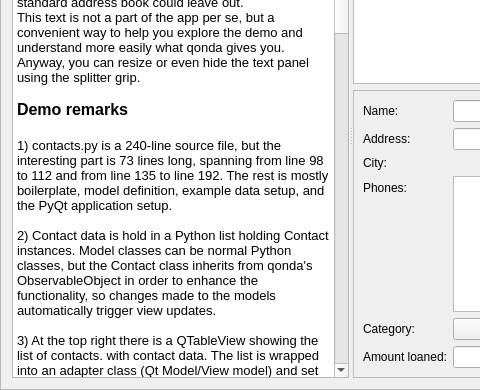
First picture: the form in docs/contacts/contacts.ui, repository shulai/qonda, before the edit; both pictures show x 0 to 480 and y 120 to 510 of the 847 by 510 pixel window.
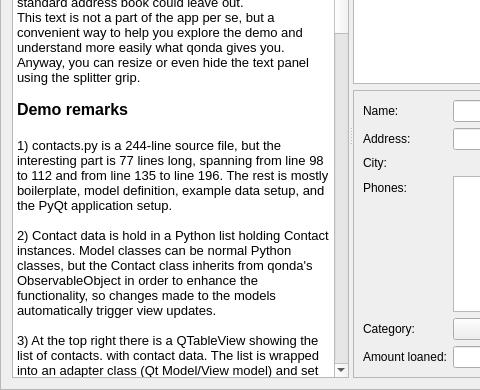
Second picture: the form after the edit. Custom widgets are drawn as their Qt base class.

Commit message: Update contacts example.

```diff
--- a/docs/contacts/contacts.ui
+++ b/docs/contacts/contacts.ui
@@ -30,40 +30,40 @@
        <string>&lt;!DOCTYPE HTML PUBLIC &quot;-//W3C//DTD HTML 4.0//EN&quot; &quot;http://www.w3.org/TR/REC-html40/strict.dtd&quot;&gt;
 &lt;html&gt;&lt;head&gt;&lt;meta name=&quot;qrichtext&quot; content=&quot;1&quot; /&gt;&lt;style type=&quot;text/css&quot;&gt;
 p, li { white-space: pre-wrap; }
-&lt;/style&gt;&lt;/head&gt;&lt;body style=&quot; font-family:'DejaVu Sans'; font-size:9pt; font-weight:400; font-style:normal;&quot;&gt;
+&lt;/style&gt;&lt;/head&gt;&lt;body style=&quot; font-family:'Ubuntu'; font-size:10pt; font-weight:400; font-style:normal;&quot;&gt;
 &lt;p align=&quot;center&quot; style=&quot; margin-top:0px; margin-bottom:0px; margin-left:0px; margin-right:0px; -qt-block-indent:0; text-indent:0px;&quot;&gt;&lt;span style=&quot; font-family:'Sans Serif'; font-size:14pt;&quot;&gt;Qonda example/demo app: &lt;/span&gt;&lt;span style=&quot; font-family:'Sans Serif'; font-size:14pt; font-weight:600;&quot;&gt;Contacts&lt;/span&gt;&lt;/p&gt;
 &lt;p align=&quot;center&quot; style=&quot;-qt-paragraph-type:empty; margin-top:0px; margin-bottom:0px; margin-left:0px; margin-right:0px; -qt-block-indent:0; text-indent:0px; font-family:'Sans Serif'; font-size:14pt; font-weight:600;&quot;&gt;&lt;br /&gt;&lt;/p&gt;
-&lt;p style=&quot; margin-top:0px; margin-bottom:0px; margin-left:0px; margin-right:0px; -qt-block-indent:0; text-indent:0px;&quot;&gt;&lt;span style=&quot; font-family:'Sans Serif'; font-size:10pt;&quot;&gt;The app is kind of a moneylender address book, being the loan thing an excuse to exercise some features a standard address book could leave out.&lt;/span&gt;&lt;/p&gt;
-&lt;p style=&quot; margin-top:0px; margin-bottom:0px; margin-left:0px; margin-right:0px; -qt-block-indent:0; text-indent:0px;&quot;&gt;&lt;span style=&quot; font-family:'Sans Serif'; font-size:10pt;&quot;&gt;This text is not a part of the app per se, but a convenient way to help you explore the demo and understand more easily what qonda gives you. Anyway, you can resize or even hide the text panel using the splitter grip.&lt;/span&gt;&lt;/p&gt;
-&lt;p style=&quot;-qt-paragraph-type:empty; margin-top:0px; margin-bottom:0px; margin-left:0px; margin-right:0px; -qt-block-indent:0; text-indent:0px; font-family:'Sans Serif'; font-size:10pt;&quot;&gt;&lt;br /&gt;&lt;/p&gt;
+&lt;p style=&quot; margin-top:0px; margin-bottom:0px; margin-left:0px; margin-right:0px; -qt-block-indent:0; text-indent:0px;&quot;&gt;&lt;span style=&quot; font-family:'Sans Serif';&quot;&gt;The app is kind of a moneylender address book, being the loan thing an excuse to exercise some features a standard address book could leave out.&lt;/span&gt;&lt;/p&gt;
+&lt;p style=&quot; margin-top:0px; margin-bottom:0px; margin-left:0px; margin-right:0px; -qt-block-indent:0; text-indent:0px;&quot;&gt;&lt;span style=&quot; font-family:'Sans Serif';&quot;&gt;This text is not a part of the app per se, but a convenient way to help you explore the demo and understand more easily what qonda gives you. Anyway, you can resize or even hide the text panel using the splitter grip.&lt;/span&gt;&lt;/p&gt;
+&lt;p style=&quot;-qt-paragraph-type:empty; margin-top:0px; margin-bottom:0px; margin-left:0px; margin-right:0px; -qt-block-indent:0; text-indent:0px; font-family:'Sans Serif';&quot;&gt;&lt;br /&gt;&lt;/p&gt;
 &lt;p style=&quot; margin-top:0px; margin-bottom:0px; margin-left:0px; margin-right:0px; -qt-block-indent:0; text-indent:0px;&quot;&gt;&lt;span style=&quot; font-family:'Sans Serif'; font-size:12pt; font-weight:600;&quot;&gt;Demo remarks&lt;/span&gt;&lt;/p&gt;
 &lt;p style=&quot;-qt-paragraph-type:empty; margin-top:0px; margin-bottom:0px; margin-left:0px; margin-right:0px; -qt-block-indent:0; text-indent:0px; font-family:'Sans Serif'; font-size:12pt; font-weight:600;&quot;&gt;&lt;br /&gt;&lt;/p&gt;
-&lt;p style=&quot; margin-top:0px; margin-bottom:0px; margin-left:0px; margin-right:0px; -qt-block-indent:0; text-indent:0px;&quot;&gt;&lt;span style=&quot; font-family:'Sans Serif'; font-size:10pt;&quot;&gt;1) contacts.py is a 240-line source file, but the interesting part is 73 lines long, spanning from line 98 to 112 and from line 135 to line 192. The rest is mostly boilerplate, model definition, example data setup, and the PyQt application setup.&lt;/span&gt;&lt;/p&gt;
-&lt;p style=&quot;-qt-paragraph-type:empty; margin-top:0px; margin-bottom:0px; margin-left:0px; margin-right:0px; -qt-block-indent:0; text-indent:0px; font-family:'Sans Serif'; font-size:10pt;&quot;&gt;&lt;br /&gt;&lt;/p&gt;
-&lt;p style=&quot; margin-top:0px; margin-bottom:0px; margin-left:0px; margin-right:0px; -qt-block-indent:0; text-indent:0px;&quot;&gt;&lt;span style=&quot; font-family:'Sans Serif'; font-size:10pt;&quot;&gt;2) Contact data is hold in a Python list holding Contact instances. Model classes can be normal Python classes, but the Contact class inherits from qonda's ObservableObject in order to enhance the functionality, so changes made to the models automatically trigger view updates.&lt;/span&gt;&lt;/p&gt;
-&lt;p style=&quot;-qt-paragraph-type:empty; margin-top:0px; margin-bottom:0px; margin-left:0px; margin-right:0px; -qt-block-indent:0; text-indent:0px; font-family:'Sans Serif'; font-size:10pt;&quot;&gt;&lt;br /&gt;&lt;/p&gt;
-&lt;p style=&quot; margin-top:0px; margin-bottom:0px; margin-left:0px; margin-right:0px; -qt-block-indent:0; text-indent:0px;&quot;&gt;&lt;span style=&quot; font-family:'Sans Serif'; font-size:10pt;&quot;&gt;3) At the top right there is a QTableView showing the list of contacts. with contact data. The list is wrapped into an adapter class (Qt Model/View model) and set as the QTableView model. Code required: 5 sentences in lines 152-167, including metadata declaration. The QTableView is promoted into a qonda.widgets.views.TableView, that implements inline row appending and deleting using Ctrl+Insert and Ctrl+Delete.&lt;/span&gt;&lt;/p&gt;
-&lt;p style=&quot;-qt-paragraph-type:empty; margin-top:0px; margin-bottom:0px; margin-left:0px; margin-right:0px; -qt-block-indent:0; text-indent:0px; font-family:'Sans Serif'; font-size:10pt;&quot;&gt;&lt;br /&gt;&lt;/p&gt;
-&lt;p style=&quot; margin-top:0px; margin-bottom:0px; margin-left:0px; margin-right:0px; -qt-block-indent:0; text-indent:0px;&quot;&gt;&lt;span style=&quot; font-family:'Sans Serif'; font-size:10pt;&quot;&gt;4) Below the table is a form showing the full contact data of the selected row. The form is set up using a mapper (2 sentences, lines 143-149), plus setting the contact and phone list adapters (setEditorModel(), 5 sentences in lines 173-184, including column metadata declaration). The mapper isn't a standard QDataWidgetMapper but an enhanced Qonda DataWidgetMapper.&lt;/span&gt;&lt;/p&gt;
-&lt;p style=&quot;-qt-paragraph-type:empty; margin-top:0px; margin-bottom:0px; margin-left:0px; margin-right:0px; -qt-block-indent:0; text-indent:0px; font-family:'Sans Serif'; font-size:10pt;&quot;&gt;&lt;br /&gt;&lt;/p&gt;
-&lt;p style=&quot; margin-top:0px; margin-bottom:0px; margin-left:0px; margin-right:0px; -qt-block-indent:0; text-indent:0px;&quot;&gt;&lt;span style=&quot; font-family:'Sans Serif'; font-size:10pt;&quot;&gt;5) Metadata can be set either in the adapter creation as in (4) and (5) or in the model class (lines 98 to 112), being the latter recommended as is automatically used by all the adapters that have the class attribute set. If metadata is set in both places, the adapter combines both. &lt;/span&gt;&lt;/p&gt;
-&lt;p style=&quot;-qt-paragraph-type:empty; margin-top:0px; margin-bottom:0px; margin-left:0px; margin-right:0px; -qt-block-indent:0; text-indent:0px; font-family:'Sans Serif'; font-size:10pt;&quot;&gt;&lt;br /&gt;&lt;/p&gt;
-&lt;p style=&quot; margin-top:0px; margin-bottom:0px; margin-left:0px; margin-right:0px; -qt-block-indent:0; text-indent:0px;&quot;&gt;&lt;span style=&quot; font-family:'Sans Serif'; font-size:10pt;&quot;&gt;6) If you click on the contact list, the contents of the form shows the selected contact data. The link between the table and the form is done in a 2-line slot connected to the clicked signal of the table. The slot calls setEditorModel() as in (4).&lt;/span&gt;&lt;/p&gt;
-&lt;p style=&quot;-qt-paragraph-type:empty; margin-top:0px; margin-bottom:0px; margin-left:0px; margin-right:0px; -qt-block-indent:0; text-indent:0px; font-family:'Sans Serif'; font-size:10pt;&quot;&gt;&lt;br /&gt;&lt;/p&gt;
-&lt;p style=&quot; margin-top:0px; margin-bottom:0px; margin-left:0px; margin-right:0px; -qt-block-indent:0; text-indent:0px;&quot;&gt;&lt;span style=&quot; font-family:'Sans Serif'; font-size:10pt;&quot;&gt;7) You can edit values in the table, and the changes propagates automatically to the form. This is not done using Qt Model/View but being Contact an ObservableObject, because for Qt the table and the form have different models.&lt;/span&gt;&lt;/p&gt;
-&lt;p style=&quot;-qt-paragraph-type:empty; margin-top:0px; margin-bottom:0px; margin-left:0px; margin-right:0px; -qt-block-indent:0; text-indent:0px; font-family:'Sans Serif'; font-size:10pt;&quot;&gt;&lt;br /&gt;&lt;/p&gt;
-&lt;p style=&quot; margin-top:0px; margin-bottom:0px; margin-left:0px; margin-right:0px; -qt-block-indent:0; text-indent:0px;&quot;&gt;&lt;span style=&quot; font-family:'Sans Serif'; font-size:10pt;&quot;&gt;8) The &amp;quot;Phones&amp;quot; column in the table is not editable. Both flags and a sensible selection of metadata attributes are optionally functional. e.g. you could declare the attribute either as a constant or using a lambda or another function and return the proper value according the entity value. The value of the phones column is a subclass of list named Phones that implements a proper __unicode__ (or __str__ in Python 3) method.&lt;/span&gt;&lt;/p&gt;
-&lt;p style=&quot;-qt-paragraph-type:empty; margin-top:0px; margin-bottom:0px; margin-left:0px; margin-right:0px; -qt-block-indent:0; text-indent:0px; font-family:'Sans Serif'; font-size:10pt;&quot;&gt;&lt;br /&gt;&lt;/p&gt;
-&lt;p style=&quot; margin-top:0px; margin-bottom:0px; margin-left:0px; margin-right:0px; -qt-block-indent:0; text-indent:0px;&quot;&gt;&lt;span style=&quot; font-family:'Sans Serif'; font-size:10pt;&quot;&gt;9) Change the category of the contact and/or the type of the phone numbers. Both list of options are made of tuples of strings, being strings for the sake of simplicity, could be arbitrary objects able to render an Unicode representation (e.g. have __unicode__ method). Picking an options set the value of the attribute to the selected object. Setting the list of options for the combos takes 2 and 3 lines respectively.&lt;/span&gt;&lt;/p&gt;
-&lt;p style=&quot;-qt-paragraph-type:empty; margin-top:0px; margin-bottom:0px; margin-left:0px; margin-right:0px; -qt-block-indent:0; text-indent:0px; font-family:'Sans Serif'; font-size:10pt;&quot;&gt;&lt;br /&gt;&lt;/p&gt;
-&lt;p style=&quot; margin-top:0px; margin-bottom:0px; margin-left:0px; margin-right:0px; -qt-block-indent:0; text-indent:0px;&quot;&gt;&lt;span style=&quot; font-family:'Sans Serif'; font-size:10pt;&quot;&gt;10) Click on the city name, and type the name, or part of the name of a city, if a single city is found for the input, the city becomes the new value of the attribute. If several alternatives are available (try &amp;quot;B&amp;quot;, &amp;quot;L&amp;quot; or &amp;quot;M&amp;quot;) a menu pops up with the options. As with the combos, the cities are strings but could be any object with Unicode representation. The LookupWidget is a handy widget for settings associations. The lookup function is external to the widget, allowing to do any kind of search.&lt;/span&gt;&lt;/p&gt;
-&lt;p style=&quot;-qt-paragraph-type:empty; margin-top:0px; margin-bottom:0px; margin-left:0px; margin-right:0px; -qt-block-indent:0; text-indent:0px; font-family:'Sans Serif'; font-size:10pt;&quot;&gt;&lt;br /&gt;&lt;/p&gt;
-&lt;p style=&quot; margin-top:0px; margin-bottom:0px; margin-left:0px; margin-right:0px; -qt-block-indent:0; text-indent:0px;&quot;&gt;&lt;span style=&quot; font-family:'Sans Serif'; font-size:10pt;&quot;&gt;11) Try adding a new telephone number in the phone table. Adding items is transparent. Deleting and inserting is not currently implemented, but should be and easy addition.&lt;/span&gt;&lt;/p&gt;
-&lt;p style=&quot;-qt-paragraph-type:empty; margin-top:0px; margin-bottom:0px; margin-left:0px; margin-right:0px; -qt-block-indent:0; text-indent:0px; font-family:'Sans Serif'; font-size:10pt;&quot;&gt;&lt;br /&gt;&lt;/p&gt;
-&lt;p style=&quot; margin-top:0px; margin-bottom:0px; margin-left:0px; margin-right:0px; -qt-block-indent:0; text-indent:0px;&quot;&gt;&lt;span style=&quot; font-family:'Sans Serif'; font-size:10pt;&quot;&gt;12) Try different values for the amount loaned, say 0, 50, 120. The formatter and parser provided in the metadata formats the number properly and parse it back into a Python float. Also, metadata is set with lambdas so background turns yellow if the value reachs 50, and the font turns bold and red if the value reach 100. While the same metadata is set in both model adapters, both detail in both views are updated regardless which you update.&lt;/span&gt;&lt;/p&gt;
-&lt;p style=&quot;-qt-paragraph-type:empty; margin-top:0px; margin-bottom:0px; margin-left:0px; margin-right:0px; -qt-block-indent:0; text-indent:0px; font-family:'Sans Serif'; font-size:10pt;&quot;&gt;&lt;br /&gt;&lt;/p&gt;
-&lt;p style=&quot; margin-top:0px; margin-bottom:0px; margin-left:0px; margin-right:0px; -qt-block-indent:0; text-indent:0px;&quot;&gt;&lt;span style=&quot; font-family:'Sans Serif'; font-size:10pt;&quot;&gt;13) Click on the clear button. Again, the value clears in both views including colors and font.&lt;/span&gt;&lt;/p&gt;
-&lt;p style=&quot;-qt-paragraph-type:empty; margin-top:0px; margin-bottom:0px; margin-left:0px; margin-right:0px; -qt-block-indent:0; text-indent:0px; font-family:'Sans Serif'; font-size:10pt;&quot;&gt;&lt;br /&gt;&lt;/p&gt;&lt;/body&gt;&lt;/html&gt;</string>
+&lt;p style=&quot; margin-top:0px; margin-bottom:0px; margin-left:0px; margin-right:0px; -qt-block-indent:0; text-indent:0px;&quot;&gt;&lt;span style=&quot; font-family:'Sans Serif';&quot;&gt;1) contacts.py is a 244-line source file, but the interesting part is 77 lines long, spanning from line 98 to 112 and from line 135 to line 196. The rest is mostly boilerplate, model definition, example data setup, and the PyQt application setup.&lt;/span&gt;&lt;/p&gt;
+&lt;p style=&quot;-qt-paragraph-type:empty; margin-top:0px; margin-bottom:0px; margin-left:0px; margin-right:0px; -qt-block-indent:0; text-indent:0px; font-family:'Sans Serif';&quot;&gt;&lt;br /&gt;&lt;/p&gt;
+&lt;p style=&quot; margin-top:0px; margin-bottom:0px; margin-left:0px; margin-right:0px; -qt-block-indent:0; text-indent:0px;&quot;&gt;&lt;span style=&quot; font-family:'Sans Serif';&quot;&gt;2) Contact data is hold in a Python list holding Contact instances. Model classes can be normal Python classes, but the Contact class inherits from qonda's ObservableObject in order to enhance the functionality, so changes made to the models automatically trigger view updates.&lt;/span&gt;&lt;/p&gt;
+&lt;p style=&quot;-qt-paragraph-type:empty; margin-top:0px; margin-bottom:0px; margin-left:0px; margin-right:0px; -qt-block-indent:0; text-indent:0px; font-family:'Sans Serif';&quot;&gt;&lt;br /&gt;&lt;/p&gt;
+&lt;p style=&quot; margin-top:0px; margin-bottom:0px; margin-left:0px; margin-right:0px; -qt-block-indent:0; text-indent:0px;&quot;&gt;&lt;span style=&quot; font-family:'Sans Serif';&quot;&gt;3) At the top right there is a QTableView showing the list of contacts. with contact data. The list is wrapped into an adapter class (Qt Model/View model) and set as the QTableView model. Code required: 5 sentences in lines 152-169, including metadata declaration. The QTableView is promoted into a qonda.widgets.views.TableView, that implements inline row appending and deleting using Ctrl+Insert and Ctrl+Delete.&lt;/span&gt;&lt;/p&gt;
+&lt;p style=&quot;-qt-paragraph-type:empty; margin-top:0px; margin-bottom:0px; margin-left:0px; margin-right:0px; -qt-block-indent:0; text-indent:0px; font-family:'Sans Serif';&quot;&gt;&lt;br /&gt;&lt;/p&gt;
+&lt;p style=&quot; margin-top:0px; margin-bottom:0px; margin-left:0px; margin-right:0px; -qt-block-indent:0; text-indent:0px;&quot;&gt;&lt;span style=&quot; font-family:'Sans Serif';&quot;&gt;4) Below the table is a form showing the full contact data of the selected row. The form is set up using a mapper (2 sentences, lines 143-149), plus setting the contact and phone list adapters (setEditorModel(), 5 sentences in lines 175-186, including column metadata declaration). The mapper isn't a standard QDataWidgetMapper but an enhanced Qonda DataWidgetMapper.&lt;/span&gt;&lt;/p&gt;
+&lt;p style=&quot;-qt-paragraph-type:empty; margin-top:0px; margin-bottom:0px; margin-left:0px; margin-right:0px; -qt-block-indent:0; text-indent:0px; font-family:'Sans Serif';&quot;&gt;&lt;br /&gt;&lt;/p&gt;
+&lt;p style=&quot; margin-top:0px; margin-bottom:0px; margin-left:0px; margin-right:0px; -qt-block-indent:0; text-indent:0px;&quot;&gt;&lt;span style=&quot; font-family:'Sans Serif';&quot;&gt;5) Metadata can be set either in the adapter creation as in (4) and (5) or in the model class (lines 98 to 112), being the latter recommended as is automatically used by all the adapters that have the class attribute set. If metadata is set in both places, the adapter combines both. &lt;/span&gt;&lt;/p&gt;
+&lt;p style=&quot;-qt-paragraph-type:empty; margin-top:0px; margin-bottom:0px; margin-left:0px; margin-right:0px; -qt-block-indent:0; text-indent:0px; font-family:'Sans Serif';&quot;&gt;&lt;br /&gt;&lt;/p&gt;
+&lt;p style=&quot; margin-top:0px; margin-bottom:0px; margin-left:0px; margin-right:0px; -qt-block-indent:0; text-indent:0px;&quot;&gt;&lt;span style=&quot; font-family:'Sans Serif';&quot;&gt;6) If you click on the contact list, the contents of the form shows the selected contact data. The link between the table and the form is done in a 2-line slot connected to the clicked signal of the table. The slot calls setEditorModel() as in (4).&lt;/span&gt;&lt;/p&gt;
+&lt;p style=&quot;-qt-paragraph-type:empty; margin-top:0px; margin-bottom:0px; margin-left:0px; margin-right:0px; -qt-block-indent:0; text-indent:0px; font-family:'Sans Serif';&quot;&gt;&lt;br /&gt;&lt;/p&gt;
+&lt;p style=&quot; margin-top:0px; margin-bottom:0px; margin-left:0px; margin-right:0px; -qt-block-indent:0; text-indent:0px;&quot;&gt;&lt;span style=&quot; font-family:'Sans Serif';&quot;&gt;7) You can edit values in the table, and the changes propagates automatically to the form. This is not done using Qt Model/View but being Contact an ObservableObject, because for Qt the table and the form have different models.&lt;/span&gt;&lt;/p&gt;
+&lt;p style=&quot;-qt-paragraph-type:empty; margin-top:0px; margin-bottom:0px; margin-left:0px; margin-right:0px; -qt-block-indent:0; text-indent:0px; font-family:'Sans Serif';&quot;&gt;&lt;br /&gt;&lt;/p&gt;
+&lt;p style=&quot; margin-top:0px; margin-bottom:0px; margin-left:0px; margin-right:0px; -qt-block-indent:0; text-indent:0px;&quot;&gt;&lt;span style=&quot; font-family:'Sans Serif';&quot;&gt;8) The &amp;quot;Phones&amp;quot; column in the table is not editable. Both flags and a sensible selection of metadata attributes are optionally functional. e.g. you could declare the attribute either as a constant or using a lambda or another function and return the proper value according the entity value. The value of the phones column is a subclass of list named Phones that implements a proper __unicode__ (or __str__ in Python 3) method.&lt;/span&gt;&lt;/p&gt;
+&lt;p style=&quot;-qt-paragraph-type:empty; margin-top:0px; margin-bottom:0px; margin-left:0px; margin-right:0px; -qt-block-indent:0; text-indent:0px; font-family:'Sans Serif';&quot;&gt;&lt;br /&gt;&lt;/p&gt;
+&lt;p style=&quot; margin-top:0px; margin-bottom:0px; margin-left:0px; margin-right:0px; -qt-block-indent:0; text-indent:0px;&quot;&gt;&lt;span style=&quot; font-family:'Sans Serif';&quot;&gt;9) Change the category of the contact and/or the type of the phone numbers. Both list of options are made of tuples of strings, being strings for the sake of simplicity, could be arbitrary objects able to render an Unicode representation (e.g. have __unicode__ method). Picking an options set the value of the attribute to the selected object. Setting the list of options for the combos takes 2 and 3 lines respectively.&lt;/span&gt;&lt;/p&gt;
+&lt;p style=&quot;-qt-paragraph-type:empty; margin-top:0px; margin-bottom:0px; margin-left:0px; margin-right:0px; -qt-block-indent:0; text-indent:0px; font-family:'Sans Serif';&quot;&gt;&lt;br /&gt;&lt;/p&gt;
+&lt;p style=&quot; margin-top:0px; margin-bottom:0px; margin-left:0px; margin-right:0px; -qt-block-indent:0; text-indent:0px;&quot;&gt;&lt;span style=&quot; font-family:'Sans Serif';&quot;&gt;10) Click on the city name, and type the name, or part of the name of a city, if a single city is found for the input, the city becomes the new value of the attribute. If several alternatives are available (try &amp;quot;B&amp;quot;, &amp;quot;L&amp;quot; or &amp;quot;M&amp;quot;) a menu pops up with the options. As with the combos, the cities are strings but could be any object with Unicode representation. The LookupWidget is a handy widget for settings associations. The lookup function is external to the widget, allowing to do any kind of search.&lt;/span&gt;&lt;/p&gt;
+&lt;p style=&quot;-qt-paragraph-type:empty; margin-top:0px; margin-bottom:0px; margin-left:0px; margin-right:0px; -qt-block-indent:0; text-indent:0px; font-family:'Sans Serif';&quot;&gt;&lt;br /&gt;&lt;/p&gt;
+&lt;p style=&quot; margin-top:0px; margin-bottom:0px; margin-left:0px; margin-right:0px; -qt-block-indent:0; text-indent:0px;&quot;&gt;&lt;span style=&quot; font-family:'Sans Serif';&quot;&gt;11) Try adding a new telephone number in the phone table. Adding items is transparent. Deleting and inserting is not currently implemented, but should be and easy addition.&lt;/span&gt;&lt;/p&gt;
+&lt;p style=&quot;-qt-paragraph-type:empty; margin-top:0px; margin-bottom:0px; margin-left:0px; margin-right:0px; -qt-block-indent:0; text-indent:0px; font-family:'Sans Serif';&quot;&gt;&lt;br /&gt;&lt;/p&gt;
+&lt;p style=&quot; margin-top:0px; margin-bottom:0px; margin-left:0px; margin-right:0px; -qt-block-indent:0; text-indent:0px;&quot;&gt;&lt;span style=&quot; font-family:'Sans Serif';&quot;&gt;12) Try different values for the amount loaned, say 0, 50, 120. The formatter and parser provided in the metadata formats the number properly and parse it back into a Python float. Also, metadata is set with lambdas so background turns yellow if the value reachs 50, and the font turns bold and red if the value reach 100. While the same metadata is set in both model adapters, both detail in both views are updated regardless which you update.&lt;/span&gt;&lt;/p&gt;
+&lt;p style=&quot;-qt-paragraph-type:empty; margin-top:0px; margin-bottom:0px; margin-left:0px; margin-right:0px; -qt-block-indent:0; text-indent:0px; font-family:'Sans Serif';&quot;&gt;&lt;br /&gt;&lt;/p&gt;
+&lt;p style=&quot; margin-top:0px; margin-bottom:0px; margin-left:0px; margin-right:0px; -qt-block-indent:0; text-indent:0px;&quot;&gt;&lt;span style=&quot; font-family:'Sans Serif';&quot;&gt;13) Click on the clear button. Again, the value clears in both views including colors and font.&lt;/span&gt;&lt;/p&gt;
+&lt;p style=&quot;-qt-paragraph-type:empty; margin-top:0px; margin-bottom:0px; margin-left:0px; margin-right:0px; -qt-block-indent:0; text-indent:0px; font-family:'Sans Serif';&quot;&gt;&lt;br /&gt;&lt;/p&gt;&lt;/body&gt;&lt;/html&gt;</string>
       </property>
      </widget>
      <widget class="QWidget" name="layoutWidget">
```
The commit also changes 1 other file.
